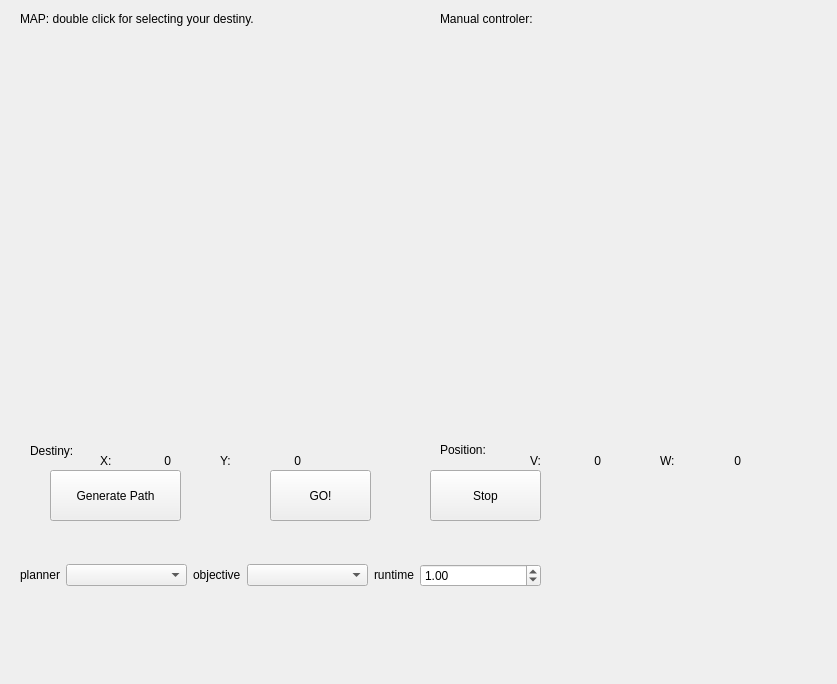
This is gui/teleTaxigui.ui in TheRoboticsClub/colab-gsoc2018-HanqingXie as Qt 5 draws it before an edit. The edited form follows.
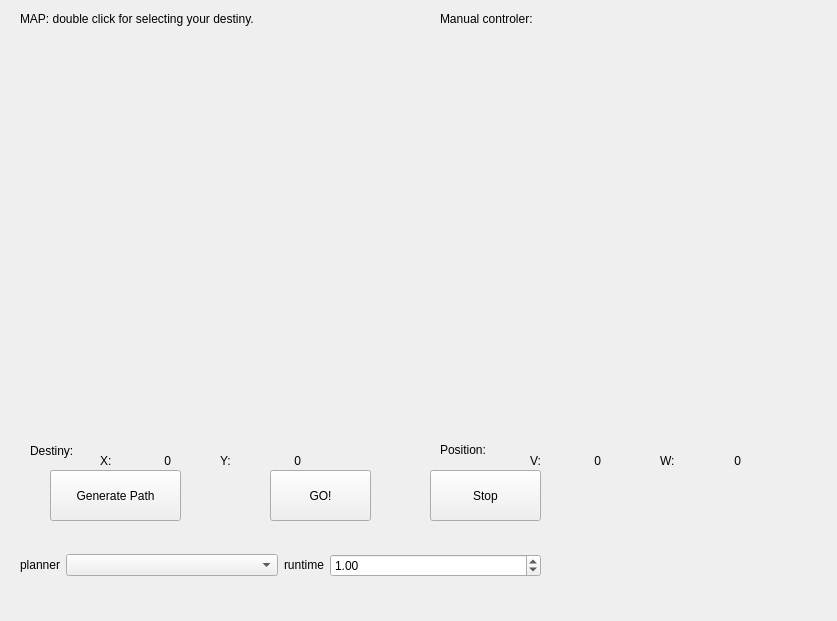
This is the edited form. Icons and pictures are not drawn.

Commit message: implement Global Navigation of a TeleTaxi with OMPL

The edit to the form file:
```diff
--- a/gui/teleTaxigui.ui
+++ b/gui/teleTaxigui.ui
@@ -7,7 +7,7 @@
     <x>0</x>
     <y>0</y>
     <width>837</width>
-    <height>684</height>
+    <height>621</height>
    </rect>
   </property>
   <property name="minimumSize">
@@ -282,7 +282,7 @@
     <property name="geometry">
      <rect>
       <x>20</x>
-      <y>540</y>
+      <y>530</y>
       <width>521</width>
       <height>71</height>
      </rect>
@@ -304,22 +304,6 @@
      <item>
       <widget class="QComboBox" name="plannerBox"/>
      </item>
-     <item>
-      <widget class="QLabel" name="ObjectiveLabel">
-       <property name="sizePolicy">
-        <sizepolicy hsizetype="Fixed" vsizetype="Fixed">
-         <horstretch>0</horstretch>
-         <verstretch>0</verstretch>
-        </sizepolicy>
-       </property>
-       <property name="text">
-        <string>objective</string>
-       </property>
-      </widget>
-     </item>
-     <item>
-      <widget class="QComboBox" name="objectiveBox"/>
-     </item>
      <item>
       <widget class="QLabel" name="RunTimeLabel">
        <property name="sizePolicy">
```
The commit also changes 9 other files.
